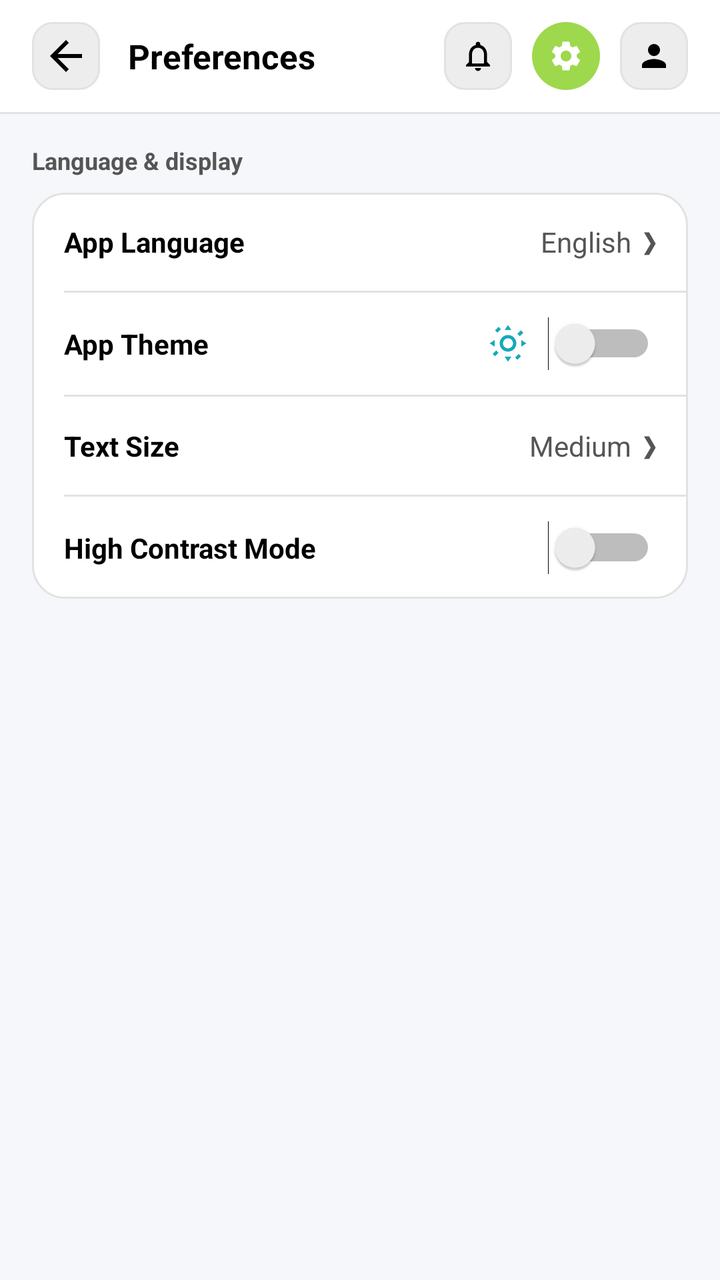
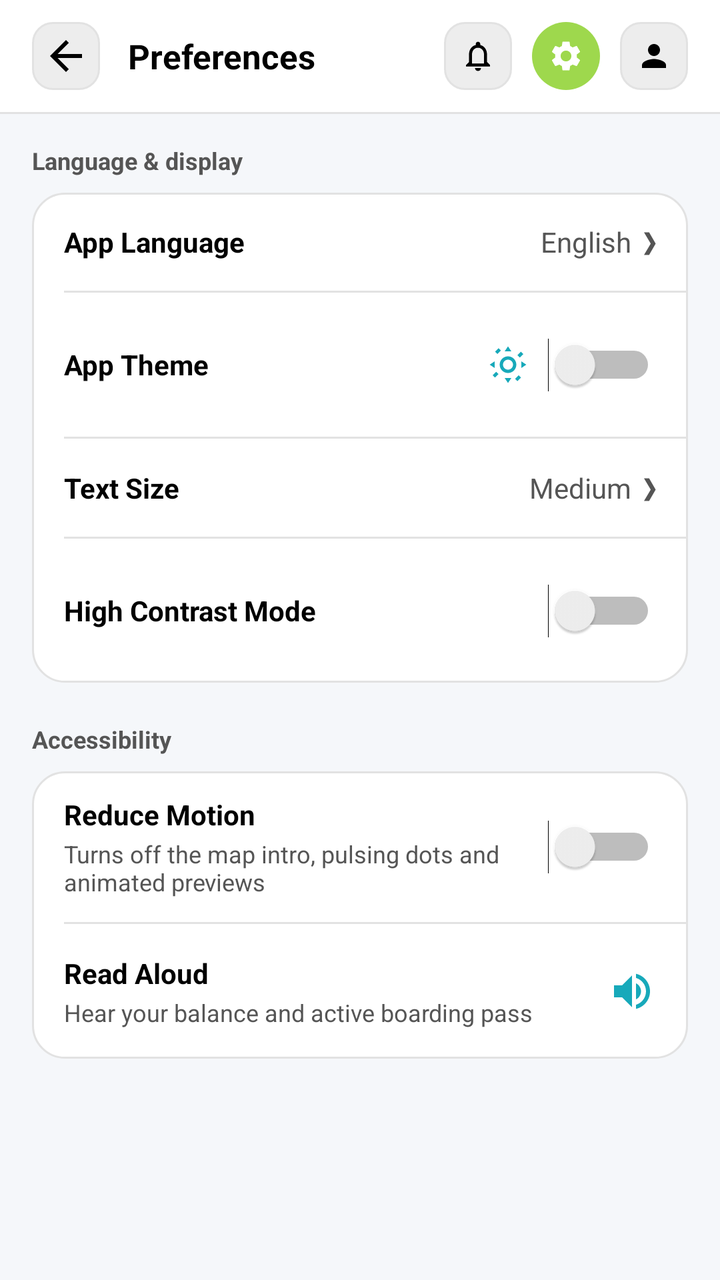

Before-and-after screenshots of an Android layout around one commit, followed by the original layout XML and the change that was made.
<!-- AndroidManifest.xml: application theme Theme.MetroGO -->
<!-- res/layout/activity_preferences_page.xml -->
<?xml version="1.0" encoding="utf-8"?>
<androidx.constraintlayout.widget.ConstraintLayout xmlns:android="http://schemas.android.com/apk/res/android"
    xmlns:app="http://schemas.android.com/apk/res-auto"
    xmlns:tools="http://schemas.android.com/tools"
    android:id="@+id/main"
    android:layout_width="match_parent"
    android:layout_height="match_parent"
    android:background="@color/app_background"
    tools:context=".PreferencesPage">

    
    <androidx.constraintlayout.widget.ConstraintLayout
        android:id="@+id/topBar"
        android:layout_width="0dp"
        android:layout_height="56dp"
        android:background="@color/white"
        android:paddingHorizontal="16dp"
        app:layout_constraintTop_toTopOf="parent"
        app:layout_constraintStart_toStartOf="parent"
        app:layout_constraintEnd_toEndOf="parent">

        <ImageButton
            android:id="@+id/btnBack"
            android:layout_width="34dp"
            android:layout_height="34dp"
            android:background="@drawable/bg_list_item_grey"
            android:contentDescription="Back"
            android:padding="8dp"
            android:src="@drawable/ic_arrow_back"
            app:tint="@color/black"
            app:layout_constraintBottom_toBottomOf="parent"
            app:layout_constraintStart_toStartOf="parent"
            app:layout_constraintTop_toTopOf="parent" />

        <TextView
            android:id="@+id/tvAppName"
            android:layout_width="wrap_content"
            android:layout_height="wrap_content"
            android:layout_marginStart="14dp"
            android:text="Preferences"
            android:textColor="@color/black"
            android:textSize="17sp"
            android:textStyle="bold"
            app:layout_constraintBottom_toBottomOf="parent"
            app:layout_constraintStart_toEndOf="@+id/btnBack"
            app:layout_constraintTop_toTopOf="parent" />

        <FrameLayout
            android:id="@+id/circleProfile"
            android:layout_width="34dp"
            android:layout_height="34dp"
            android:background="@drawable/bg_list_item_grey"
            app:layout_constraintEnd_toEndOf="parent"
            app:layout_constraintTop_toTopOf="parent"
            app:layout_constraintBottom_toBottomOf="parent">

            <ImageView
                android:layout_width="18dp"
                android:layout_height="18dp"
                android:layout_gravity="center"
                android:src="@drawable/ic_person"
                app:tint="@color/black" />
        </FrameLayout>

        <FrameLayout
            android:id="@+id/circleSettings"
            android:layout_width="34dp"
            android:layout_height="34dp"
            android:clickable="true"
            android:focusable="true"
            android:background="@drawable/bg_circle_lime"
            app:layout_constraintEnd_toStartOf="@id/circleProfile"
            app:layout_constraintTop_toTopOf="parent"
            app:layout_constraintBottom_toBottomOf="parent"
            android:layout_marginEnd="10dp">

            <ImageView
                android:layout_width="18dp"
                android:layout_height="18dp"
                android:layout_gravity="center"
                android:src="@drawable/ic_settings"
                app:tint="@color/white" />
        </FrameLayout>

        <FrameLayout
            android:id="@+id/circleNotification"
            android:layout_width="34dp"
            android:layout_height="34dp"
            android:background="@drawable/bg_list_item_grey"
            app:layout_constraintEnd_toStartOf="@id/circleSettings"
            app:layout_constraintTop_toTopOf="parent"
            app:layout_constraintBottom_toBottomOf="parent"
            android:layout_marginEnd="10dp">

            <ImageView
                android:layout_width="18dp"
                android:layout_height="18dp"
                android:layout_gravity="center"
                android:src="@drawable/ic_notification_bell"
                app:tint="@color/black" />
        </FrameLayout>

    </androidx.constraintlayout.widget.ConstraintLayout>

    <View
        android:layout_width="0dp"
        android:layout_height="1dp"
        android:background="@color/divider_gray"
        app:layout_constraintTop_toBottomOf="@id/topBar"
        app:layout_constraintStart_toStartOf="parent"
        app:layout_constraintEnd_toEndOf="parent" />

    
    <androidx.core.widget.NestedScrollView
        android:id="@+id/scrollContent"
        android:layout_width="0dp"
        android:layout_height="0dp"
        android:fillViewport="true"
        app:layout_constraintTop_toBottomOf="@id/topBar"
        app:layout_constraintBottom_toBottomOf="parent"
        app:layout_constraintStart_toStartOf="parent"
        app:layout_constraintEnd_toEndOf="parent">

        <LinearLayout
            android:layout_width="match_parent"
            android:layout_height="wrap_content"
            android:orientation="vertical"
            android:padding="16dp">

            <TextView
                android:layout_width="wrap_content"
                android:layout_height="wrap_content"
                android:layout_marginBottom="8dp"
                android:text="Language &amp; display"
                android:textColor="@color/text_gray"
                android:textSize="12sp"
                android:textStyle="bold" />

            <androidx.constraintlayout.widget.ConstraintLayout
                android:id="@+id/cardPreferences"
                android:layout_width="match_parent"
                android:layout_height="wrap_content"
                android:background="@drawable/bg_card_white">

                <LinearLayout
                    android:id="@+id/rowLanguage"
                    android:layout_width="0dp"
                    android:layout_height="wrap_content"
                    android:clickable="true"
                    android:focusable="true"
                    android:foreground="?attr/selectableItemBackground"
                    android:gravity="center_vertical"
                    android:orientation="horizontal"
                    android:paddingHorizontal="16dp"
                    android:paddingVertical="15dp"
                    app:layout_constraintEnd_toEndOf="parent"
                    app:layout_constraintStart_toStartOf="parent"
                    app:layout_constraintTop_toTopOf="parent">

                    <TextView
                        android:layout_width="0dp"
                        android:layout_height="wrap_content"
                        android:layout_weight="1"
                        android:text="App Language"
                        android:textColor="@color/black"
                        android:textSize="14sp"
                        android:textStyle="bold" />

                    <TextView
                        android:id="@+id/tvLanguageValue"
                        android:layout_width="wrap_content"
                        android:layout_height="wrap_content"
                        android:layout_marginEnd="6dp"
                        android:text="English"
                        android:textColor="@color/text_gray"
                        android:textSize="14sp" />

                    <TextView
                        android:layout_width="wrap_content"
                        android:layout_height="wrap_content"
                        android:text="&#10095;"
                        android:textColor="@color/text_gray"
                        android:textSize="13sp" />
                </LinearLayout>

                <View
                    android:id="@+id/divider1"
                    android:layout_width="0dp"
                    android:layout_height="1dp"
                    android:layout_marginStart="16dp"
                    android:background="@color/divider_gray"
                    app:layout_constraintEnd_toEndOf="parent"
                    app:layout_constraintStart_toStartOf="parent"
                    app:layout_constraintTop_toBottomOf="@id/rowLanguage" />

                <LinearLayout
                    android:id="@+id/rowTheme"
                    android:layout_width="0dp"
                    android:layout_height="wrap_content"
                    android:gravity="center_vertical"
                    android:orientation="horizontal"
                    android:paddingHorizontal="16dp"
                    android:paddingVertical="12dp"
                    app:layout_constraintEnd_toEndOf="parent"
                    app:layout_constraintStart_toStartOf="parent"
                    app:layout_constraintTop_toBottomOf="@id/divider1">

                    <TextView
                        android:layout_width="0dp"
                        android:layout_height="wrap_content"
                        android:layout_weight="1"
                        android:text="App Theme"
                        android:textColor="@color/black"
                        android:textSize="14sp"
                        android:textStyle="bold" />

                    <ImageView
                        android:id="@+id/ivThemeIcon"
                        android:layout_width="20dp"
                        android:layout_height="20dp"
                        android:layout_marginEnd="10dp"
                        android:src="@drawable/ic_sun"
                        app:tint="@color/teal_primary" />

                    <Switch
                        android:id="@+id/switchTheme"
                        android:layout_width="wrap_content"
                        android:layout_height="wrap_content"
                        android:checked="false" />
                </LinearLayout>

                <View
                    android:id="@+id/divider2"
                    android:layout_width="0dp"
                    android:layout_height="1dp"
                    android:layout_marginStart="16dp"
                    android:background="@color/divider_gray"
                    app:layout_constraintEnd_toEndOf="parent"
                    app:layout_constraintStart_toStartOf="parent"
                    app:layout_constraintTop_toBottomOf="@id/rowTheme" />

                <LinearLayout
                    android:id="@+id/rowTextSize"
                    android:layout_width="0dp"
                    android:layout_height="wrap_content"
                    android:clickable="true"
                    android:focusable="true"
                    android:foreground="?attr/selectableItemBackground"
                    android:gravity="center_vertical"
                    android:orientation="horizontal"
                    android:paddingHorizontal="16dp"
                    android:paddingVertical="15dp"
                    app:layout_constraintEnd_toEndOf="parent"
                    app:layout_constraintStart_toStartOf="parent"
                    app:layout_constraintTop_toBottomOf="@id/divider2">

                    <TextView
                        android:layout_width="0dp"
                        android:layout_height="wrap_content"
                        android:layout_weight="1"
                        android:text="Text Size"
                        android:textColor="@color/black"
                        android:textSize="14sp"
                        android:textStyle="bold" />

                    <TextView
                        android:id="@+id/tvTextSizeValue"
                        android:layout_width="wrap_content"
                        android:layout_height="wrap_content"
                        android:layout_marginEnd="6dp"
                        android:text="Medium"
                        android:textColor="@color/text_gray"
                        android:textSize="14sp" />

                    <TextView
                        android:layout_width="wrap_content"
                        android:layout_height="wrap_content"
                        android:text="&#10095;"
                        android:textColor="@color/text_gray"
                        android:textSize="13sp" />
                </LinearLayout>

                <View
                    android:id="@+id/divider3"
                    android:layout_width="0dp"
                    android:layout_height="1dp"
                    android:layout_marginStart="16dp"
                    android:background="@color/divider_gray"
                    app:layout_constraintEnd_toEndOf="parent"
                    app:layout_constraintStart_toStartOf="parent"
                    app:layout_constraintTop_toBottomOf="@id/rowTextSize" />

                <LinearLayout
                    android:id="@+id/rowHighContrast"
                    android:layout_width="0dp"
                    android:layout_height="wrap_content"
                    android:gravity="center_vertical"
                    android:orientation="horizontal"
                    android:paddingHorizontal="16dp"
                    android:paddingVertical="12dp"
                    app:layout_constraintEnd_toEndOf="parent"
                    app:layout_constraintStart_toStartOf="parent"
                    app:layout_constraintTop_toBottomOf="@id/divider3">

                    <TextView
                        android:layout_width="0dp"
                        android:layout_height="wrap_content"
                        android:layout_weight="1"
                        android:text="High Contrast Mode"
                        android:textColor="@color/black"
                        android:textSize="14sp"
                        android:textStyle="bold" />

                    <Switch
                        android:id="@+id/switchHighContrast"
                        android:layout_width="wrap_content"
                        android:layout_height="wrap_content"
                        android:checked="false" />
                </LinearLayout>

            </androidx.constraintlayout.widget.ConstraintLayout>

        </LinearLayout>
    </androidx.core.widget.NestedScrollView>

</androidx.constraintlayout.widget.ConstraintLayout>
<!-- resources referenced by this layout -->
<resources>
  <color name="app_background">#F5F7FA</color>
  <color name="black">#FF000000</color>
  <color name="divider_gray">#E2E2E2</color>
  <color name="teal_primary">#17A9BA</color>
  <color name="text_gray">#555555</color>
  <color name="white">#FFFFFFFF</color>
  <!-- drawable bg_card_white (drawable) -->
  <?xml version="1.0" encoding="utf-8"?>
  <shape xmlns:android="http://schemas.android.com/apk/res/android" android:shape="rectangle">
      <solid android:color="@color/white" />
      <stroke android:width="1dp" android:color="@color/divider_gray" />
      <corners android:radius="16dp" />
  </shape>
  <!-- drawable bg_circle_lime (drawable) -->
  <?xml version="1.0" encoding="utf-8"?>
  <shape xmlns:android="http://schemas.android.com/apk/res/android" android:shape="oval">
      <solid android:color="@color/lime_bright" />
  </shape>
  <!-- drawable bg_list_item_grey (drawable) -->
  <?xml version="1.0" encoding="utf-8"?>
  <shape xmlns:android="http://schemas.android.com/apk/res/android"
      android:shape="rectangle">
      <solid android:color="@color/input_gray" />
      <stroke android:width="1dp" android:color="@color/divider_gray" />
      <corners android:radius="10dp" />
  </shape>
  <!-- drawable ic_arrow_back (drawable) -->
  <?xml version="1.0" encoding="utf-8"?>
  <vector xmlns:android="http://schemas.android.com/apk/res/android"
  android:width="24dp"
  android:height="24dp"
  android:viewportWidth="24"
  android:viewportHeight="24">
  <path
      android:fillColor="#FFFFFF"
      android:pathData="M20,11H7.83l5.59,-5.59L12,4l-8,8 8,8 1.41,-1.41L7.83,13H20v-2z"/>
  </vector>
  <!-- drawable ic_notification_bell (drawable) -->
  <vector xmlns:android="http://schemas.android.com/apk/res/android" android:height="24dp" android:tint="#000000" android:viewportHeight="24" android:viewportWidth="24" android:width="24dp">
        
      <path android:fillColor="@android:color/white" android:pathData="M12,22c1.1,0 2,-0.9 2,-2h-4c0,1.1 0.9,2 2,2zM18,16v-5c0,-3.07 -1.63,-5.64 -4.5,-6.32L13.5,4c0,-0.83 -0.67,-1.5 -1.5,-1.5s-1.5,0.67 -1.5,1.5v0.68C7.64,5.36 6,7.92 6,11v5l-2,2v1h16v-1l-2,-2zM16,17L8,17v-6c0,-2.48 1.51,-4.5 4,-4.5s4,2.02 4,4.5v6z"/>
      
  </vector>
  <!-- drawable ic_person (drawable) -->
  <?xml version="1.0" encoding="utf-8"?>
  <vector xmlns:android="http://schemas.android.com/apk/res/android"
      android:width="24dp"
      android:height="24dp"
      android:viewportWidth="24"
      android:viewportHeight="24">
      <path
          android:fillColor="#000000"
          android:pathData="M12,12c2.21,0 4,-1.79 4,-4s-1.79,-4 -4,-4 -4,1.79 -4,4S9.79,12 12,12zM12,14c-2.67,0 -8,1.34 -8,4v2h16v-2C20,15.34 14.67,14 12,14z"/>
  </vector>
  <style name="Theme.MetroGO" parent="Base.Theme.MetroGO" />
  <color name="lime_bright">#9ED84D</color>
  <color name="input_gray">#EDEDED</color>
  <style name="Base.Theme.MetroGO" parent="Theme.Material3.DayNight.NoActionBar">
          
          
      </style>
  <!-- unchanged entries left out for length: 2 -->
</resources>

<!-- the commit's change to res/layout/activity_preferences_page.xml (unified diff, before → after) -->
@@ -128,9 +128,11 @@
             android:padding="16dp">
 
             <TextView
+                android:id="@+id/tvSectionDisplay"
                 android:layout_width="wrap_content"
                 android:layout_height="wrap_content"
                 android:layout_marginBottom="8dp"
+                android:accessibilityHeading="true"
                 android:text="Language &amp; display"
                 android:textColor="@color/text_gray"
                 android:textSize="12sp"
@@ -219,6 +221,7 @@
                         android:layout_width="20dp"
                         android:layout_height="20dp"
                         android:layout_marginEnd="10dp"
+                        android:importantForAccessibility="no"
                         android:src="@drawable/ic_sun"
                         app:tint="@color/teal_primary" />
 
@@ -226,6 +229,7 @@
                         android:id="@+id/switchTheme"
                         android:layout_width="wrap_content"
                         android:layout_height="wrap_content"
+                        android:minHeight="48dp"
                         android:checked="false" />
                 </LinearLayout>
 
@@ -315,7 +319,132 @@
                         android:id="@+id/switchHighContrast"
                         android:layout_width="wrap_content"
                         android:layout_height="wrap_content"
+                        android:minHeight="48dp"
                         android:checked="false" />
+                </LinearLayout>
+
+            </androidx.constraintlayout.widget.ConstraintLayout>
+
+            
+            <TextView
+                android:id="@+id/tvSectionAccessibility"
+                android:layout_width="wrap_content"
+                android:layout_height="wrap_content"
+                android:layout_marginTop="20dp"
+                android:layout_marginBottom="8dp"
+                android:accessibilityHeading="true"
+                android:text="Accessibility"
+                android:textColor="@color/text_gray"
+                android:textSize="12sp"
+                android:textStyle="bold" />
+
+            <androidx.constraintlayout.widget.ConstraintLayout
+                android:id="@+id/cardAccessibility"
+                android:layout_width="match_parent"
+                android:layout_height="wrap_content"
+                android:background="@drawable/bg_card_white">
+
+                <LinearLayout
+                    android:id="@+id/rowReduceMotion"
+                    android:layout_width="0dp"
+                    android:layout_height="wrap_content"
+                    android:gravity="center_vertical"
+                    android:orientation="horizontal"
+                    android:paddingHorizontal="16dp"
+                    android:paddingVertical="12dp"
+                    app:layout_constraintEnd_toEndOf="parent"
+                    app:layout_constraintStart_toStartOf="parent"
+                    app:layout_constraintTop_toTopOf="parent">
+
+                    <LinearLayout
+                        android:layout_width="0dp"
+                        android:layout_height="wrap_content"
+                        android:layout_weight="1"
+                        android:orientation="vertical">
+
+                        <TextView
+                            android:layout_width="match_parent"
+                            android:layout_height="wrap_content"
+                            android:text="Reduce Motion"
+                            android:textColor="@color/black"
+                            android:textSize="14sp"
+                            android:textStyle="bold" />
+
+                        <TextView
+                            android:id="@+id/tvReduceMotionHint"
+                            android:layout_width="match_parent"
+                            android:layout_height="wrap_content"
+                            android:layout_marginTop="2dp"
+                            android:text="Turns off the map intro, pulsing dots and animated previews"
+                            android:textColor="@color/text_gray"
+                            android:textSize="12sp" />
+                    </LinearLayout>
+
+                    <Switch
+                        android:id="@+id/switchReduceMotion"
+                        android:layout_width="wrap_content"
+                        android:layout_height="wrap_content"
+                        android:layout_marginStart="12dp"
+                        android:minHeight="48dp"
+                        android:checked="false" />
+                </LinearLayout>
+
+                <View
+                    android:id="@+id/divider4"
+                    android:layout_width="0dp"
+                    android:layout_height="1dp"
+                    android:layout_marginStart="16dp"
+                    android:background="@color/divider_gray"
+                    app:layout_constraintEnd_toEndOf="parent"
+                    app:layout_constraintStart_toStartOf="parent"
+                    app:layout_constraintTop_toBottomOf="@id/rowReduceMotion" />
+
+                <LinearLayout
+                    android:id="@+id/rowReadAloud"
+                    android:layout_width="0dp"
+                    android:layout_height="wrap_content"
+                    android:clickable="true"
+                    android:contentDescription="Read my balance and boarding pass aloud"
+                    android:focusable="true"
+                    android:foreground="?attr/selectableItemBackground"
+                    android:gravity="center_vertical"
+                    android:minHeight="48dp"
+                    android:orientation="horizontal"
+                    android:paddingHorizontal="16dp"
+                    android:paddingVertical="15dp"
+                    app:layout_constraintEnd_toEndOf="parent"
+                    app:layout_constraintStart_toStartOf="parent"
+                    app:layout_constraintTop_toBottomOf="@id/divider4">
+
+                    <LinearLayout
+                        android:layout_width="0dp"
+                        android:layout_height="wrap_content"
+                        android:layout_weight="1"
+                        android:orientation="vertical">
+
+                        <TextView
+                            android:layout_width="match_parent"
+                            android:layout_height="wrap_content"
+                            android:text="Read Aloud"
+                            android:textColor="@color/black"
+                            android:textSize="14sp"
+                            android:textStyle="bold" />
+
+                        <TextView
+                            android:layout_width="match_parent"
+                            android:layout_height="wrap_content"
+                            android:layout_marginTop="2dp"
+                            android:text="Hear your balance and active boarding pass"
+                            android:textColor="@color/text_gray"
+                            android:textSize="12sp" />
+                    </LinearLayout>
+
+                    <ImageView
+                        android:layout_width="24dp"
+                        android:layout_height="24dp"
+                        android:importantForAccessibility="no"
+                        android:src="@drawable/ic_volume_up"
+                        app:tint="@color/teal_primary" />
                 </LinearLayout>
 
             </androidx.constraintlayout.widget.ConstraintLayout>
<!-- resource entries referenced after the edit -->
@@ -54,6 +54,14 @@
           android:fillColor="#000000"
           android:pathData="M12,12c2.21,0 4,-1.79 4,-4s-1.79,-4 -4,-4 -4,1.79 -4,4S9.79,12 12,12zM12,14c-2.67,0 -8,1.34 -8,4v2h16v-2C20,15.34 14.67,14 12,14z"/>
   </vector>
+  <!-- drawable ic_volume_up (drawable) -->
+  <?xml version="1.0" encoding="utf-8"?>
+  <vector xmlns:android="http://schemas.android.com/apk/res/android"
+      android:width="24dp" android:height="24dp"
+      android:viewportWidth="24" android:viewportHeight="24">
+      <path android:fillColor="#000000"
+          android:pathData="M3,9v6h4l5,5V4L7,9H3zM16.5,12c0,-1.77 -1.02,-3.29 -2.5,-4.03v8.05c1.48,-0.73 2.5,-2.25 2.5,-4.02zM14,3.23v2.06c2.89,0.86 5,3.54 5,6.71s-2.11,5.85 -5,6.71v2.06c4.01,-0.91 7,-4.49 7,-8.77s-2.99,-7.86 -7,-8.77z" />
+  </vector>
   <style name="Theme.MetroGO" parent="Base.Theme.MetroGO" />
   <color name="lime_bright">#9ED84D</color>
   <color name="input_gray">#EDEDED</color>
